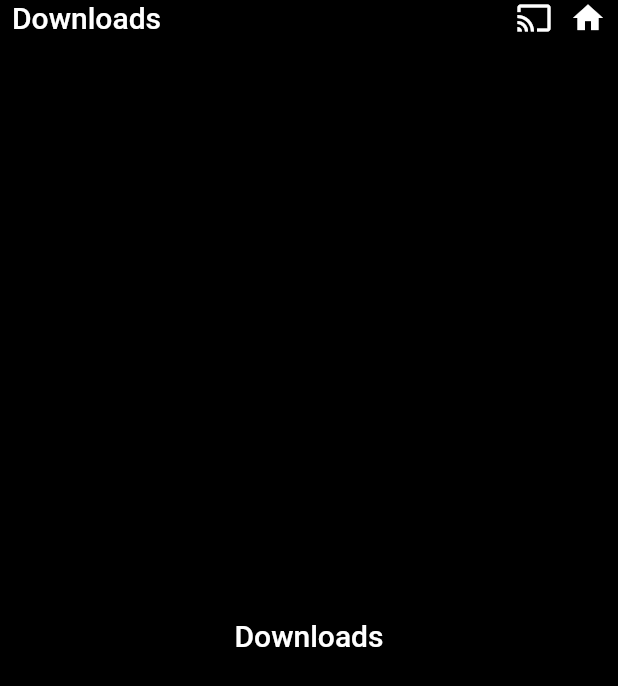
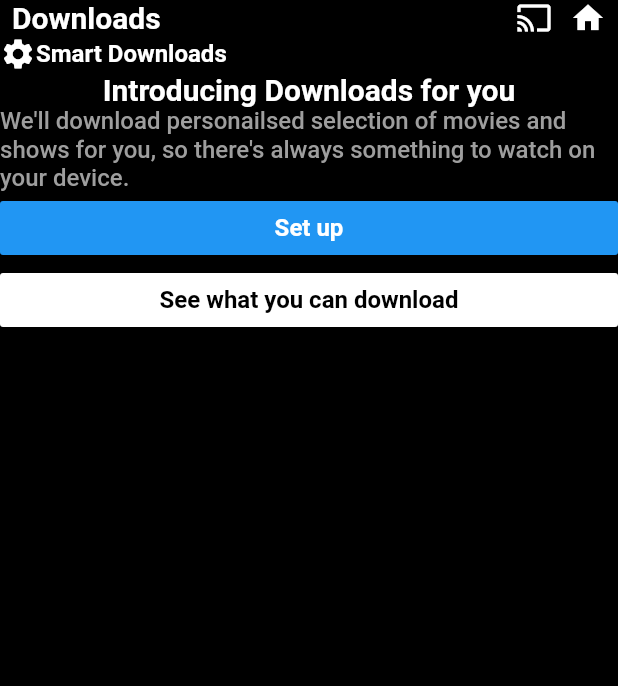
Before and after one commit to rashidbinlatheef/NetFlix, a Flutter app: the DownloadsScreen screen opened directly, on a phone screen of 412 x 824 dp. Shown: the top 686 px of the screen. Run offline on Flutter 3.47's test engine with Material 2 defaults, Android fonts, the phone set to English and light mode, and no system bars.

Commit message:
created buttons themes, and download screen

```diff
--- /dev/null
+++ b/netflix/lib/core/UI/Buttons/buttons.dart
@@ -0,0 +1,29 @@
+import 'package:flutter/material.dart';
+
+enum AppButtonType { primary, secondary }
+
+class AppButtonTheme {
+  static Color? buttonColor(
+      {required AppButtonType type, required BuildContext context}) {
+    switch (type) {
+      case AppButtonType.primary:
+        return Theme.of(context).buttonTheme.colorScheme?.primary;
+      case AppButtonType.secondary:
+        return Theme.of(context).buttonTheme.colorScheme?.secondary;
+    }
+  }
+
+  static TextStyle? textStyle(
+      {required AppButtonType type, required BuildContext context}) {
+    switch (type) {
+      case AppButtonType.primary:
+        return Theme.of(context).textTheme.titleMedium?.copyWith(
+              color: Theme.of(context).buttonTheme.colorScheme?.onPrimary,
+            );
+      case AppButtonType.secondary:
+        return Theme.of(context).textTheme.titleMedium?.copyWith(
+              color: Theme.of(context).buttonTheme.colorScheme?.onSecondary,
+            );
+    }
+  }
+}
--- a/netflix/lib/core/UI/bottom_navigation_widget.dart
+++ b/netflix/lib/core/UI/bottom_navigation_widget.dart
@@ -1,5 +1,4 @@
 import 'package:flutter/material.dart';
-import 'package:netflix/core/design_system/app_theme.dart';
 import 'package:netflix/core/notifiers/value_notifiers.dart';
 
 class BottomNavigationWidget extends StatelessWidget {
--- a/netflix/lib/core/design_system/app_theme.dart
+++ b/netflix/lib/core/design_system/app_theme.dart
@@ -2,21 +2,24 @@ import 'package:flutter/material.dart';
 
 class AppTheme {
   static ThemeData light = ThemeData(
-      scaffoldBackgroundColor: Colors.white,
-      backgroundColor: Colors.white,
-      appBarTheme: _lightAppBarTheme,
-      bottomNavigationBarTheme: _lightBottomBarTheme,
-      textTheme: const TextTheme(
-        titleLarge: TextStyle(color: Colors.black),
-      ));
+    scaffoldBackgroundColor: Colors.white,
+    backgroundColor: Colors.white,
+    appBarTheme: _lightAppBarTheme,
+    bottomNavigationBarTheme: _lightBottomBarTheme,
+    textTheme: _lightTextTheme,
+    buttonTheme: ButtonThemeData(
+      colorScheme: _buttonColorSchemeLight,
+    ),
+  );
 
   static ThemeData dark = ThemeData(
       scaffoldBackgroundColor: Colors.black,
       backgroundColor: Colors.black,
       appBarTheme: _darkAppBarTheme,
       bottomNavigationBarTheme: _darkBottomBarTheme,
-      textTheme: const TextTheme(
-        titleLarge: TextStyle(color: Colors.white),
+      textTheme: _darkTextTheme,
+      buttonTheme: ButtonThemeData(
+        colorScheme: _buttonColorSchemeDark,
       ));
 }
 
@@ -49,3 +52,60 @@ AppBarTheme _lightAppBarTheme = const AppBarTheme(
     color: Colors.black,
   ),
 );
+
+// Text Themes
+TextTheme _darkTextTheme = const TextTheme(
+  titleLarge: TextStyle(
+    fontStyle: FontStyle.normal,
+    fontSize: 20,
+    fontWeight: FontWeight.bold,
+    color: Colors.white,
+  ),
+  titleMedium: TextStyle(
+    fontStyle: FontStyle.normal,
+    fontSize: 16,
+    fontWeight: FontWeight.w600,
+    color: Colors.white,
+  ),
+  bodyMedium: TextStyle(
+    fontStyle: FontStyle.normal,
+    fontSize: 16,
+    fontWeight: FontWeight.w500,
+    color: Colors.grey,
+  ),
+);
+
+TextTheme _lightTextTheme = const TextTheme(
+  titleLarge: TextStyle(
+    fontStyle: FontStyle.normal,
+    fontSize: 20,
+    fontWeight: FontWeight.bold,
+    color: Colors.black,
+  ),
+  titleMedium: TextStyle(
+    fontStyle: FontStyle.normal,
+    fontSize: 16,
+    fontWeight: FontWeight.w600,
+    color: Colors.black,
+  ),
+  bodyMedium: TextStyle(
+    fontStyle: FontStyle.normal,
+    fontSize: 16,
+    fontWeight: FontWeight.w500,
+    color: Colors.grey,
+  ),
+);
+
+ColorScheme _buttonColorSchemeDark = const ColorScheme.dark(
+  primary: Colors.blue,
+  onPrimary: Colors.white,
+  secondary: Colors.white,
+  onSecondary: Colors.black,
+);
+
+ColorScheme _buttonColorSchemeLight = const ColorScheme.light(
+  primary: Colors.blue,
+  onPrimary: Colors.white,
+  secondary: Colors.white,
+  onSecondary: Colors.black,
+);
--- a/netflix/lib/presentation/dashboard/dashboard_screen.dart
+++ b/netflix/lib/presentation/dashboard/dashboard_screen.dart
@@ -1,5 +1,4 @@
 import 'package:flutter/material.dart';
-import 'package:netflix/core/design_system/app_theme.dart';
 import 'package:netflix/core/UI/bottom_navigation_widget.dart';
 import 'package:netflix/presentation/downloads/downloads_screen.dart';
 import 'package:netflix/presentation/fast_laugh/fast_laugh_screen.dart';
--- a/netflix/lib/presentation/downloads/downloads_screen.dart
+++ b/netflix/lib/presentation/downloads/downloads_screen.dart
@@ -1,5 +1,8 @@
 import 'package:flutter/material.dart';
 import 'package:netflix/core/UI/app_navigation_bar.dart';
+import 'package:netflix/core/design_system/app_theme.dart';
+
+import '../../core/UI/Buttons/Buttons.dart';
 
 class DownloadsScreen extends StatelessWidget {
   const DownloadsScreen({Key? key}) : super(key: key);
@@ -8,16 +11,66 @@ class DownloadsScreen extends StatelessWidget {
   Widget build(BuildContext context) {
     return Scaffold(
       appBar: const PreferredSize(
-        preferredSize: Size.fromHeight(40),
+        preferredSize: Size.fromHeight(44),
         child: AppNavigationBar(
           title: 'Downloads',
         ),
       ),
-      body: Center(
-        child: Text(
-          'Downloads',
-          style: Theme.of(context).textTheme.titleLarge,
-        ),
+      body: ListView(
+        children: [
+          Row(
+            children: [
+              Icon(
+                Icons.settings,
+                color: AppBarTheme.of(context).iconTheme?.color,
+              ),
+              Text(
+                'Smart Downloads',
+                style: Theme.of(context).textTheme.titleMedium,
+              ),
+            ],
+          ),
+          Center(
+            child: Text(
+              'Introducing Downloads for you',
+              style: Theme.of(context).textTheme.titleLarge,
+            ),
+          ),
+          Center(
+            child: Text(
+              "We'll download personailsed selection of movies and shows for you, so there's always something to watch on your device.",
+              style: Theme.of(context).textTheme.bodyMedium,
+            ),
+          ),
+          MaterialButton(
+            color: AppButtonTheme.buttonColor(
+              type: AppButtonType.primary,
+              context: context,
+            ),
+            onPressed: () {},
+            child: Text(
+              "Set up",
+              style: AppButtonTheme.textStyle(
+                type: AppButtonType.primary,
+                context: context,
+              ),
+            ),
+          ),
+          MaterialButton(
+            color: AppButtonTheme.buttonColor(
+              type: AppButtonType.secondary,
+              context: context,
+            ),
+            onPressed: () {},
+            child: Text(
+              "See what you can download",
+              style: AppButtonTheme.textStyle(
+                type: AppButtonType.secondary,
+                context: context,
+              ),
+            ),
+          ),
+        ],
       ),
     );
   }
--- a/netflix/lib/presentation/fast_laugh/fast_laugh_screen.dart
+++ b/netflix/lib/presentation/fast_laugh/fast_laugh_screen.dart
@@ -1,5 +1,4 @@
 import 'package:flutter/material.dart';
-import 'package:netflix/core/design_system/app_theme.dart';
 
 class FastLaughScreen extends StatelessWidget {
   const FastLaughScreen({Key? key}) : super(key: key);
--- a/netflix/lib/presentation/new_and_hot/new_and_hot_screen.dart
+++ b/netflix/lib/presentation/new_and_hot/new_and_hot_screen.dart
@@ -5,7 +5,7 @@ class NewAndHotScreen extends StatelessWidget {
 
   @override
   Widget build(BuildContext context) {
-    return Scaffold(
+    return const Scaffold(
       body: Center(
         child: Text(
           "New And Hot screen",
```
